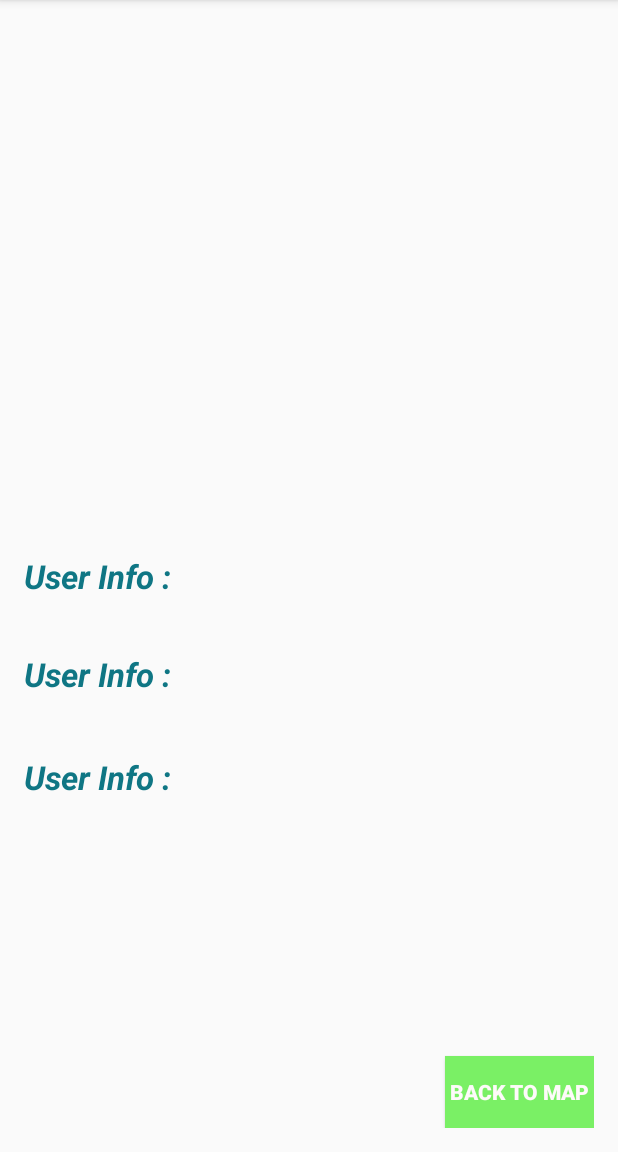
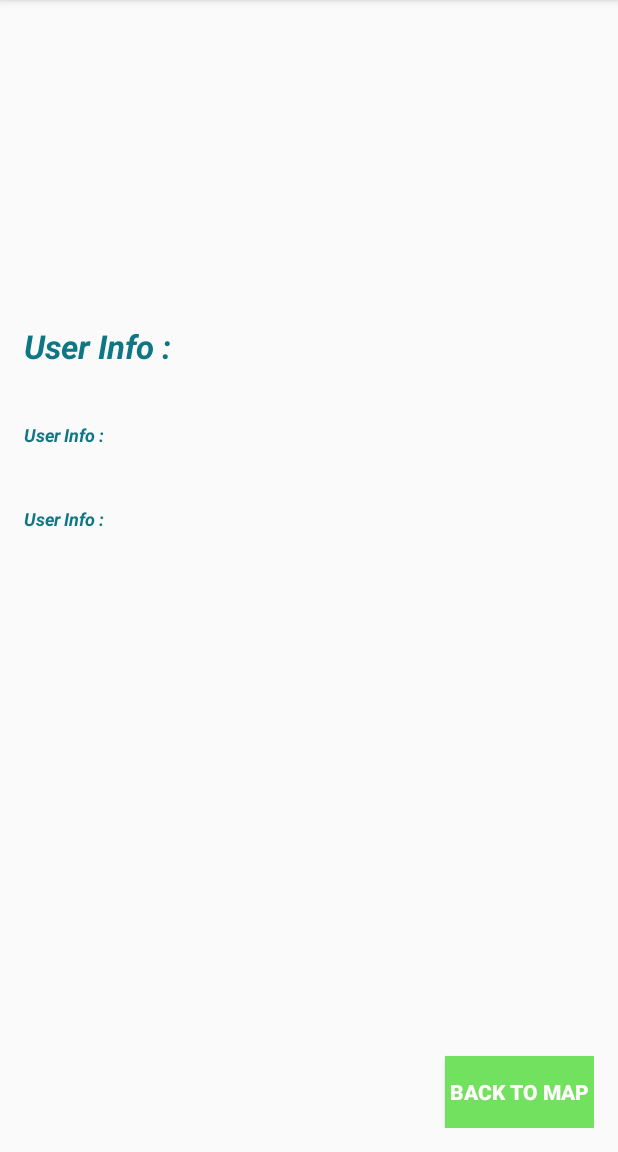
Before and after one commit to IATIwhatsNext/NeedIT2.0, an Android app: the UserDetailsActivity screen opened directly, with no data from a screen before it, on a phone screen of 412 x 824 dp, the part 84-1236 px from its top. Run offline under Robolectric (Android 15) with nearby library versions, the phone set to English and light mode, and no system bars; libraries missing offline, so code that uses them is left out: com.facebook; 1 statement that could not run was skipped.

Commit message:
Create details user activity

```diff
--- a/app/src/main/java/mydomain/needit/ServerPostResponseTask.java
+++ b/app/src/main/java/mydomain/needit/ServerPostResponseTask.java
@@ -24,7 +24,7 @@ public class ServerPostResponseTask extends AsyncTask<Response, String, String>
         } catch (JSONException e) {
             e.printStackTrace();
         }
-        ServerUtil.sendHTTPData("http://needit2.azurewebsites.net/api/user/responseToUser", jsonObject);
+        ServerUtil.sendHTTPData("http://needit2.azurewebsites.net/api/user/response", jsonObject);
         return "";
     }
 
--- a/app/src/main/java/mydomain/needit/UserDetailsActivity.java
+++ b/app/src/main/java/mydomain/needit/UserDetailsActivity.java
@@ -40,7 +40,7 @@ public class UserDetailsActivity extends AppCompatActivity {
         Executors.newSingleThreadExecutor().execute(new Runnable() {
             @Override
             public void run() {
-                final Bitmap bitmap = getFacebookProfilePicture(UserDetailsProvider.getUserID());
+                final Bitmap bitmap = getFacebookProfilePicture(userId);
                 UserDetailsActivity.this.runOnUiThread(new Runnable() {
                     @Override
                     public void run() {
@@ -52,11 +52,11 @@ public class UserDetailsActivity extends AppCompatActivity {
         });
         if (userToken!= "null" && userToken.length() > 0) {
             String[] userInfo = userToken.split(";");
-            if(userInfo.length >2) {
+            if(userInfo.length ==3 ) {
                 TextView faceLink = (TextView) findViewById(R.id.userLinkToFacebookTxt);
-                faceLink.setText("Facebook profile link: " + userInfo[3]);
+                faceLink.setText("Facebook profile link: " + userInfo[2]);
                 TextView userNameTxt = (TextView) findViewById(R.id.userNameTxt);
-                userNameTxt.setText("First Name: " + userInfo[0] + "  Last Name: " + userInfo[1]);
+                userNameTxt.setText("Name: "+ userInfo[1]);
             }
         }
     }
--- a/app/src/main/res/layout/activity_user_details.xml
+++ b/app/src/main/res/layout/activity_user_details.xml
@@ -25,10 +25,10 @@
         android:id="@+id/textView"
         android:textStyle="normal|bold|italic"
         android:textColor="#0f7684"
-        android:layout_centerVertical="true"
+        android:textColorHighlight="#020308"
+        android:layout_below="@+id/userPic"
         android:layout_alignParentLeft="true"
-        android:layout_alignParentStart="true"
-        android:textColorHighlight="#020308" />
+        android:layout_alignParentStart="true" />
 
     <TextView
         android:layout_width="wrap_content"
@@ -42,7 +42,8 @@
         android:layout_marginTop="39dp"
         android:layout_below="@+id/userNameTxt"
         android:layout_alignParentLeft="true"
-        android:layout_alignParentStart="true" />
+        android:layout_alignParentStart="true"
+        android:textSize="12dp" />
 
     <TextView
         android:layout_width="wrap_content"
@@ -56,7 +57,8 @@
         android:layout_marginTop="36dp"
         android:layout_below="@+id/textView"
         android:layout_alignParentLeft="true"
-        android:layout_alignParentStart="true" />
+        android:layout_alignParentStart="true"
+        android:textSize="12dp" />
 
     <Button
         style="?android:attr/buttonStyleSmall"
@@ -67,7 +69,7 @@
         android:layout_alignParentBottom="true"
         android:layout_alignParentRight="true"
         android:layout_alignParentEnd="true"
-        android:background="#7af065"
+        android:background="#73e160"
         android:textColor="#fefafa"
         android:focusable="true"
         android:padding="3dp"
```
